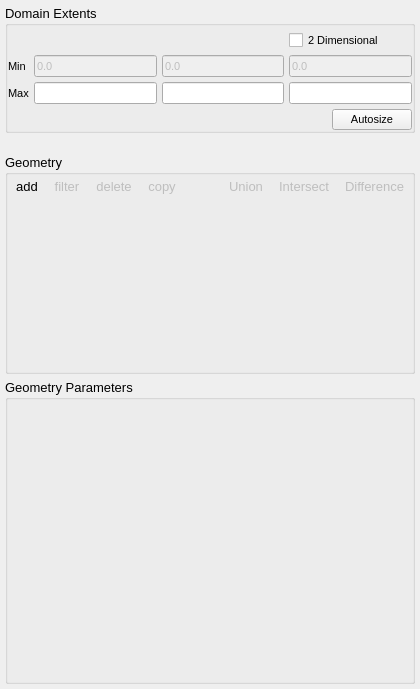
First picture: the form in gui/uifiles/geometry.ui, repository truongd8593/mfix, before the edit.
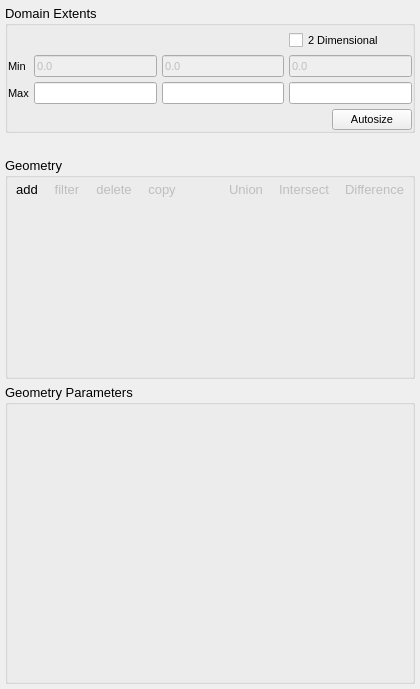
Second picture: the form after the edit. Custom widgets are drawn as their Qt base class.

Commit message: added code to extract regions form ICs, BCs, PSs, and ISs

The edit to the form file:
```diff
--- a/gui/uifiles/geometry.ui
+++ b/gui/uifiles/geometry.ui
@@ -451,6 +451,11 @@
       </property>
       <item>
        <widget class="QStackedWidget" name="stackedWidgetGeometryDetails">
+        <property name="font">
+         <font>
+          <pointsize>8</pointsize>
+         </font>
+        </property>
         <property name="currentIndex">
          <number>28</number>
         </property>
```
The commit also changes 2 other files.
